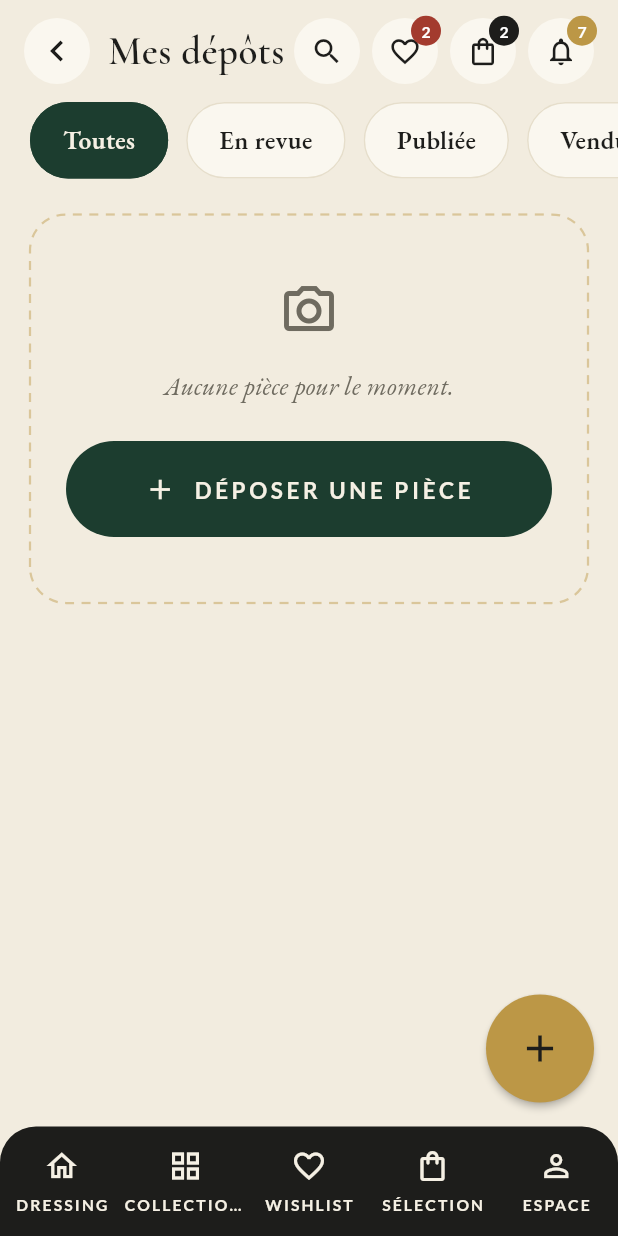
After one commit to GITBMF/Closet_mobile, a Flutter app: the SourceurPiecesScreen screen opened directly, on a phone screen of 412 x 824 dp. The commit adds this screen. Run offline on Flutter 3.47's test engine with Material 3 defaults, Android fonts, the phone set to English and light mode, and no system bars; our stand-ins replace google_fonts.

Commit message:
sourceur view - pieces and gain

```diff
--- a/lib/core/widgets/closet_buttons.dart
+++ b/lib/core/widgets/closet_buttons.dart
@@ -10,6 +10,7 @@ class ClosetPrimaryButton extends StatelessWidget {
     required this.label,
     this.onPressed,
     this.dore = false,
+    this.icone,
   });
 
   final String label;
@@ -17,6 +18,9 @@ class ClosetPrimaryButton extends StatelessWidget {
 
   /// Variante dorée (bouton final « Rejoindre le cercle »).
   final bool dore;
+
+  /// Icône optionnelle affichée avant le libellé.
+  final IconData? icone;
 
   @override
   Widget build(BuildContext context) {
@@ -42,10 +46,21 @@ class ClosetPrimaryButton extends StatelessWidget {
           child: Center(
             child: Padding(
               padding: const EdgeInsets.symmetric(horizontal: 20),
-              child: Text(
-                label.toUpperCase(),
-                textAlign: TextAlign.center,
-                style: ClosetTextStyles.bouton.copyWith(color: texte),
+              child: Row(
+                mainAxisSize: MainAxisSize.min,
+                children: [
+                  if (icone != null) ...[
+                    Icon(icone, size: 22, color: texte),
+                    const SizedBox(width: 12),
+                  ],
+                  Flexible(
+                    child: Text(
+                      label.toUpperCase(),
+                      textAlign: TextAlign.center,
+                      style: ClosetTextStyles.bouton.copyWith(color: texte),
+                    ),
+                  ),
+                ],
               ),
             ),
           ),
--- a/lib/features/sourceur/atelier/sourceur_atelier_screen.dart
+++ b/lib/features/sourceur/atelier/sourceur_atelier_screen.dart
@@ -7,6 +7,7 @@ import '../../../core/widgets/bordure_pointillee.dart';
 import '../../../core/widgets/closet_buttons.dart';
 import '../../../core/widgets/closet_header.dart';
 import '../nouvelle/sourceur_nouvelle_piece_screen.dart';
+import '../pieces/sourceur_pieces_screen.dart';
 import '../revenus/sourceur_revenus_screen.dart';
 
 /// Tableau de bord de l'atelier du sourceur (/sourceur) :
@@ -247,9 +248,11 @@ class SourceurAtelierScreen extends StatelessWidget {
             couleurIcone: ClosetColors.texteSurVert,
             titre: 'Mes dépôts',
             label: '$depots PIÈCE${depots == 1 ? '' : 'S'}',
-            onTap: () {
-              // TODO: naviguer vers la liste des dépôts.
-            },
+            onTap: () => Navigator.of(context).push(
+              MaterialPageRoute(
+                builder: (_) => const SourceurPiecesScreen(),
+              ),
+            ),
           ),
         ),
       ],
--- /dev/null
+++ b/lib/features/sourceur/pieces/sourceur_pieces_screen.dart
@@ -0,0 +1,153 @@
+import 'package:flutter/material.dart';
+
+import '../../../core/theme/closet_colors.dart';
+import '../../../core/theme/closet_text_styles.dart';
+import '../../../core/widgets/bordure_pointillee.dart';
+import '../../../core/widgets/closet_bottom_nav.dart';
+import '../../../core/widgets/closet_buttons.dart';
+import '../../../core/widgets/closet_chip.dart';
+import '../../../core/widgets/closet_header.dart';
+import '../nouvelle/sourceur_nouvelle_piece_screen.dart';
+
+/// Statuts possibles d'une pièce déposée par le sourceur.
+enum StatutPiece { enRevue, publiee, vendue, refusee }
+
+/// Une pièce déposée (modèle provisoire en attendant le backend).
+class PieceDeposee {
+  const PieceDeposee({required this.nom, required this.statut});
+
+  final String nom;
+  final StatutPiece statut;
+}
+
+/// Liste des dépôts du sourceur (/sourceur/pieces),
+/// filtrable par statut.
+class SourceurPiecesScreen extends StatefulWidget {
+  const SourceurPiecesScreen({super.key, this.pieces = const []});
+
+  final List<PieceDeposee> pieces;
+
+  @override
+  State<SourceurPiecesScreen> createState() => _SourceurPiecesScreenState();
+}
+
+class _SourceurPiecesScreenState extends State<SourceurPiecesScreen> {
+  static const _filtres = [
+    (label: 'Toutes', statut: null),
+    (label: 'En revue', statut: StatutPiece.enRevue),
+    (label: 'Publiée', statut: StatutPiece.publiee),
+    (label: 'Vendue', statut: StatutPiece.vendue),
+    (label: 'Refusée', statut: StatutPiece.refusee),
+  ];
+
+  StatutPiece? _filtre;
+
+  List<PieceDeposee> get _piecesFiltrees => _filtre == null
+      ? widget.pieces
+      : widget.pieces.where((p) => p.statut == _filtre).toList();
+
+  void _ouvrirDepot() {
+    Navigator.of(context).push(
+      MaterialPageRoute(
+        builder: (_) => const SourceurNouvellePieceScreen(),
+      ),
+    );
+  }
+
+  @override
+  Widget build(BuildContext context) {
+    return Scaffold(
+      backgroundColor: ClosetColors.ivoire,
+      body: SafeArea(
+        bottom: false,
+        child: Column(
+          crossAxisAlignment: CrossAxisAlignment.start,
+          children: [
+            const ClosetHeader(
+              titre: 'Mes dépôts',
+              wishlistCount: 2,
+              panierCount: 2,
+              notificationsCount: 7,
+            ),
+            _buildFiltres(),
+            Expanded(
+              child: SingleChildScrollView(
+                padding: const EdgeInsets.fromLTRB(20, 24, 20, 32),
+                child: _piecesFiltrees.isEmpty
+                    ? _buildAucunePiece()
+                    // TODO: afficher les cartes de pièces quand le backend
+                    // fournira les dépôts (photo, nom, statut, prix).
+                    : const SizedBox.shrink(),
+              ),
+            ),
+          ],
+        ),
+      ),
+      floatingActionButton: Material(
+        color: ClosetColors.dore,
+        shape: const CircleBorder(),
+        elevation: 2,
+        child: InkWell(
+          customBorder: const CircleBorder(),
+          onTap: _ouvrirDepot,
+          child: const SizedBox(
+            width: 72,
+            height: 72,
+            child: Icon(Icons.add, size: 30, color: ClosetColors.noir),
+          ),
+        ),
+      ),
+      bottomNavigationBar: ClosetBottomNav(indexActif: -1, onTap: (_) {}),
+    );
+  }
+
+  Widget _buildFiltres() {
+    return SingleChildScrollView(
+      scrollDirection: Axis.horizontal,
+      padding: const EdgeInsets.symmetric(horizontal: 20),
+      child: Row(
+        children: [
+          for (final f in _filtres) ...[
+            ClosetChip(
+              label: f.label,
+              selectionnee: _filtre == f.statut,
+              onTap: () => setState(() => _filtre = f.statut),
+            ),
+            if (f != _filtres.last) const SizedBox(width: 12),
+          ],
+        ],
+      ),
+    );
+  }
+
+  Widget _buildAucunePiece() {
+    return BordurePointillee(
+      couleur: ClosetColors.dore.withValues(alpha: 0.45),
+      child: Container(
+        width: double.infinity,
+        padding: const EdgeInsets.symmetric(horizontal: 24, vertical: 44),
+        child: Column(
+          children: [
+            const Icon(Icons.photo_camera_outlined,
+                size: 40, color: ClosetColors.texteSecondaire),
+            const SizedBox(height: 18),
+            Text(
+              'Aucune pièce pour le moment.',
+              textAlign: TextAlign.center,
+              style: ClosetTextStyles.corps.copyWith(
+                fontStyle: FontStyle.italic,
+                color: ClosetColors.texteSecondaire,
+              ),
+            ),
+            const SizedBox(height: 24),
+            ClosetPrimaryButton(
+              label: 'Déposer une pièce',
+              icone: Icons.add,
+              onPressed: _ouvrirDepot,
+            ),
+          ],
+        ),
+      ),
+    );
+  }
+}
```
